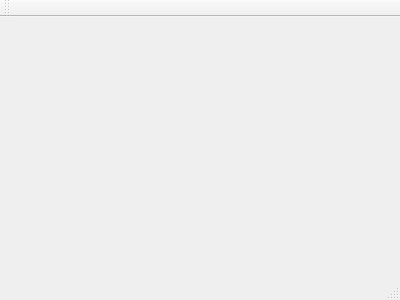
This is QtCreator/newWorld/mainwindow.ui in ahuguet05/Documents as Qt 5 draws it before an edit. The edited form follows.
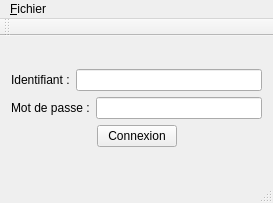
This is the edited form.

What changed in the file:
```diff
--- a/QtCreator/newWorld/mainwindow.ui
+++ b/QtCreator/newWorld/mainwindow.ui
@@ -1,24 +1,127 @@
 <ui version="4.0">
  <class>MainWindow</class>
- <widget class="QMainWindow" name="MainWindow" >
-  <property name="geometry" >
+ <widget class="QMainWindow" name="MainWindow">
+  <property name="geometry">
    <rect>
     <x>0</x>
     <y>0</y>
-    <width>400</width>
-    <height>300</height>
+    <width>273</width>
+    <height>203</height>
    </rect>
   </property>
   <property name="windowTitle" >
    <string>MainWindow</string>
   </property>
-  <widget class="QMenuBar" name="menuBar" />
-  <widget class="QToolBar" name="mainToolBar" />
-  <widget class="QWidget" name="centralWidget" />
-  <widget class="QStatusBar" name="statusBar" />
+  <widget class="QWidget" name="centralWidget">
+   <layout class="QVBoxLayout" name="verticalLayout_3">
+    <item>
+     <layout class="QVBoxLayout" name="verticalLayout_2">
+      <item>
+       <layout class="QVBoxLayout" name="verticalLayout">
+        <item>
+         <layout class="QHBoxLayout" name="horizontalLayout_2">
+          <item>
+           <widget class="QLabel" name="label">
+            <property name="text">
+             <string>Identifiant :</string>
+            </property>
+           </widget>
+          </item>
+          <item>
+           <widget class="QLineEdit" name="lineEdit"/>
+          </item>
+         </layout>
+        </item>
+        <item>
+         <layout class="QHBoxLayout" name="horizontalLayout">
+          <item>
+           <widget class="QLabel" name="label_2">
+            <property name="text">
+             <string>Mot de passe :</string>
+            </property>
+           </widget>
+          </item>
+          <item>
+           <widget class="QLineEdit" name="lineEdit_2"/>
+          </item>
+         </layout>
+        </item>
+       </layout>
+      </item>
+      <item>
+       <layout class="QHBoxLayout" name="horizontalLayout_3">
+        <item>
+         <spacer name="horizontalSpacer">
+          <property name="orientation">
+           <enum>Qt::Horizontal</enum>
+          </property>
+          <property name="sizeHint" stdset="0">
+           <size>
+            <width>40</width>
+            <height>20</height>
+           </size>
+          </property>
+         </spacer>
+        </item>
+        <item>
+         <widget class="QPushButton" name="pushButton">
+          <property name="text">
+           <string>Connexion</string>
+          </property>
+         </widget>
+        </item>
+        <item>
+         <spacer name="horizontalSpacer_2">
+          <property name="orientation">
+           <enum>Qt::Horizontal</enum>
+          </property>
+          <property name="sizeHint" stdset="0">
+           <size>
+            <width>40</width>
+            <height>20</height>
+           </size>
+          </property>
+         </spacer>
+        </item>
+       </layout>
+      </item>
+     </layout>
+    </item>
+   </layout>
+  </widget>
+  <widget class="QMenuBar" name="menuBar">
+   <property name="geometry">
+    <rect>
+     <x>0</x>
+     <y>0</y>
+     <width>273</width>
+     <height>27</height>
+    </rect>
+   </property>
+   <widget class="QMenu" name="menuFichier">
+    <property name="title">
+     <string>&amp;Fichier</string>
+    </property>
+    <addaction name="actionQuitter"/>
+   </widget>
+   <addaction name="menuFichier"/>
+  </widget>
+  <widget class="QToolBar" name="mainToolBar">
+   <attribute name="toolBarArea">
+    <enum>TopToolBarArea</enum>
+   </attribute>
+   <attribute name="toolBarBreak">
+    <bool>false</bool>
+   </attribute>
+  </widget>
+  <widget class="QStatusBar" name="statusBar"/>
+  <action name="actionQuitter">
+   <property name="text">
+    <string>&amp;Quitter</string>
+   </property>
+  </action>
  </widget>
- <layoutDefault spacing="6" margin="11" />
- <pixmapfunction></pixmapfunction>
+ <layoutdefault spacing="6" margin="11"/>
  <resources/>
  <connections/>
 </ui>
```
Left out of the diff: 3 changed lines with no effect on the pictures.
